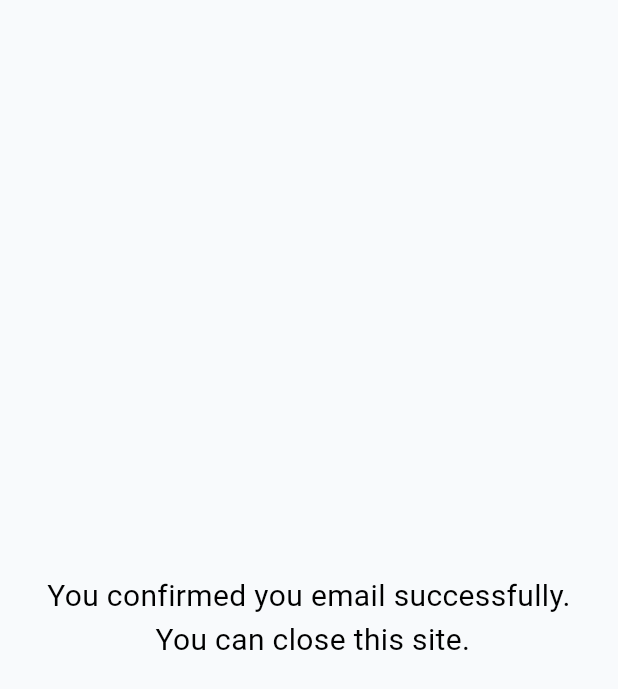
After one commit to MainChallengeApp/unite_up, a Flutter app: the EmailConfirmedSuccessfullyPage screen opened by its route, on a phone screen of 412 x 824 dp. The commit adds this screen. Shown: the top 689 px of the screen. Run offline on Flutter 3.47's test engine with Material 3 defaults, Android fonts, the light colour scheme and no system bars; our stand-ins replace easy_localization, flutter_dotenv, flutter_slidable, font_awesome_flutter, go_router, supabase_flutter and 1 more; missing offline and left inert: dart:html, dart:ui_web; accounts and stored records are empty.

Commit message:
feat: add email confirmation success page and update translations
- Introduced a new route for the EmailConfirmedSuccessfullyPage in main.dart.
- Added translations for email confirmation success messages in German and English.
- Updated site_url in supabase/config.toml to use EMAIL_REDIRECT_URL for improved configuration.

```diff
--- a/assets/translations/de.json
+++ b/assets/translations/de.json
@@ -47,7 +47,8 @@
       "password": "Passwort",
       "enterPassword": "Gib dein Passwort ein"
     },
-    "confirmEmail": "Bestätige deine E-Mail"
+    "confirmEmail": "Bestätige deine E-Mail",
+    "emailConfirmedSuccessfully": "Du hast deine Email erfolgreich bestätigt.\n Du kannst die Seite schließen."
   },
   "navigation": {
     "search": "Suchen",
--- a/assets/translations/en.json
+++ b/assets/translations/en.json
@@ -47,7 +47,8 @@
       "password": "Password",
       "enterPassword": "Enter your password"
     },
-    "confirmEmail": "Confirm your email"
+    "confirmEmail": "Confirm your email",
+    "emailConfirmedSuccessfully": "You confirmed you email successfully.\n You can close this site."
   },
   "navigation": {
     "search": "Search",
--- a/lib/main.dart
+++ b/lib/main.dart
@@ -2,6 +2,7 @@ import 'package:easy_localization/easy_localization.dart';
 import 'package:flutter/material.dart';
 import 'package:go_router/go_router.dart';
 import 'package:provider/provider.dart';
+import 'package:unite_up/pages/email_confirmed_successfully_page.dart';
 import 'package:unite_up/pages/home_page.dart';
 import 'package:unite_up/pages/waitlist_page.dart';
 import 'package:unite_up/providers/app_state_provider.dart';
@@ -57,6 +58,10 @@ class MyApp extends StatelessWidget {
     routes: [
       GoRoute(path: '/', builder: (context, state) => HomePage()),
       GoRoute(path: '/waitlist', builder: (context, state) => WaitlistPage()),
+      GoRoute(
+        path: '/email-confirmed',
+        builder: (context, state) => EmailConfirmedSuccessfullyPage(),
+      ),
     ],
   );
 
--- /dev/null
+++ b/lib/pages/email_confirmed_successfully_page.dart
@@ -0,0 +1,25 @@
+import 'package:easy_localization/easy_localization.dart';
+import 'package:flutter/material.dart';
+import 'package:unite_up/core/constants/app_text_styles.dart';
+
+class EmailConfirmedSuccessfullyPage extends StatelessWidget {
+  const EmailConfirmedSuccessfullyPage({super.key});
+
+  @override
+  Widget build(BuildContext context) {
+    return Scaffold(
+      body: Center(
+        child: Column(
+          mainAxisSize: MainAxisSize.min,
+          children: [
+            Text(
+              'auth.emailConfirmedSuccessfully'.tr(),
+              style: AppTextStyles.baseXXLarge,
+              textAlign: TextAlign.center,
+            ),
+          ],
+        ),
+      ),
+    );
+  }
+}
```
Also changed, not shown: 3 other files.
